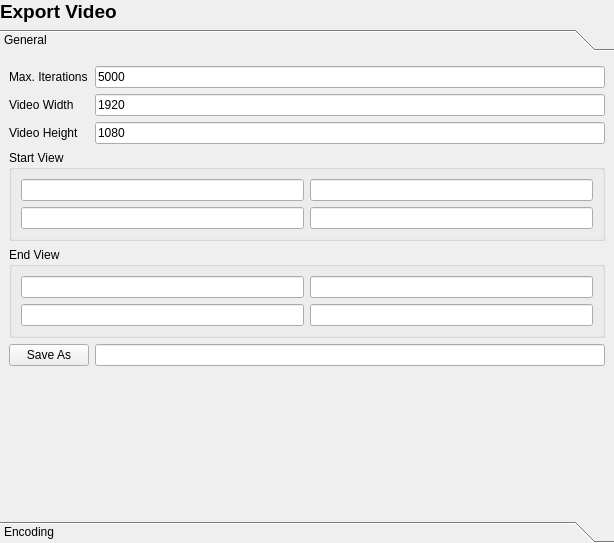
First picture: the form in ui/ExportVideoMenu.ui, repository QlowB/Almond, before the edit.
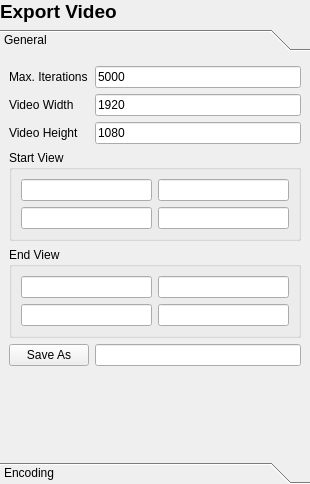
Second picture: the form after the edit.

```diff
--- a/ui/ExportVideoMenu.ui
+++ b/ui/ExportVideoMenu.ui
@@ -6,8 +6,8 @@
    <rect>
     <x>0</x>
     <y>0</y>
-    <width>614</width>
-    <height>543</height>
+    <width>310</width>
+    <height>484</height>
    </rect>
   </property>
   <property name="windowTitle">
@@ -53,8 +53,8 @@
        <rect>
         <x>0</x>
         <y>0</y>
-        <width>586</width>
-        <height>640</height>
+        <width>310</width>
+        <height>401</height>
        </rect>
       </property>
       <property name="sizePolicy">
```
Left out of the diff: 4 changed lines with no effect on the pictures.
